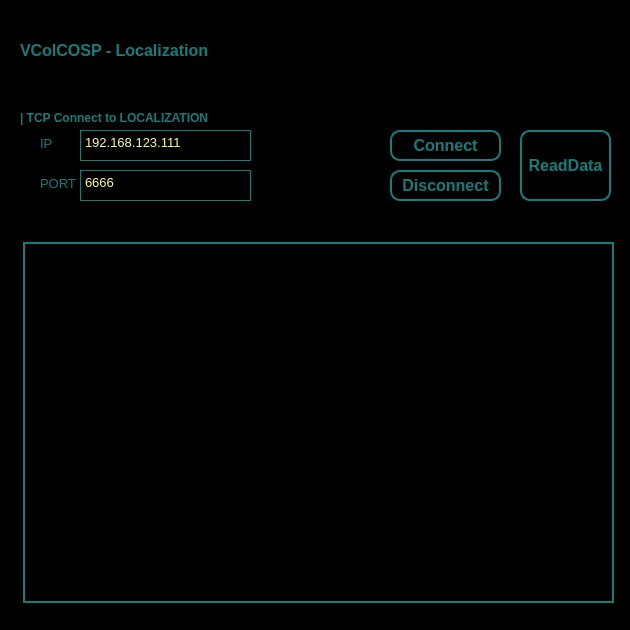
Above: viewers/localization.ui from XuelongSun/VColCOSP_GUI before the change. Below: the same form after it.
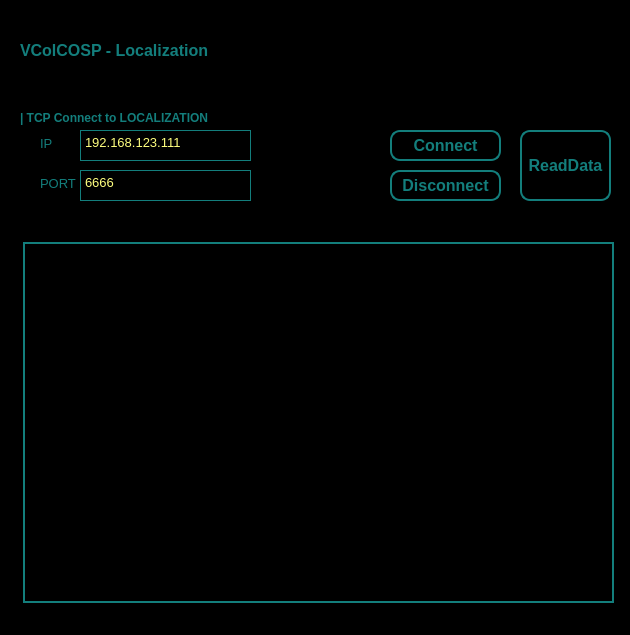
That is the form after the change. Icons and pictures are not drawn.

The edit to the form file:
```diff
--- a/viewers/localization.ui
+++ b/viewers/localization.ui
@@ -7,7 +7,7 @@
     <x>0</x>
     <y>0</y>
     <width>630</width>
-    <height>630</height>
+    <height>635</height>
    </rect>
   </property>
   <property name="windowTitle">
```
